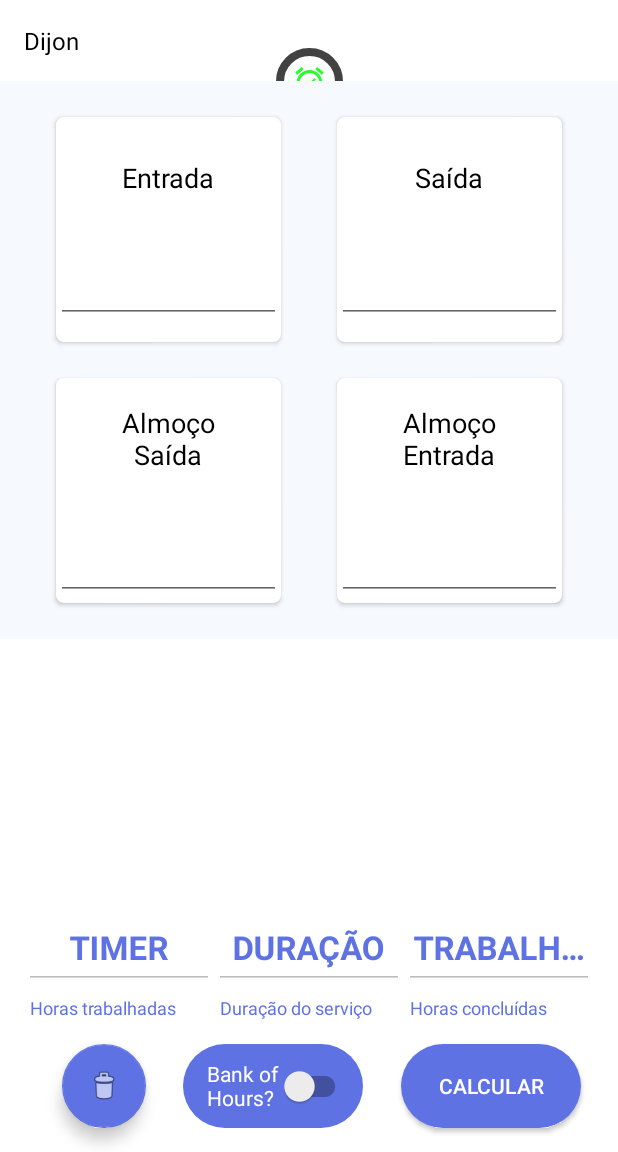
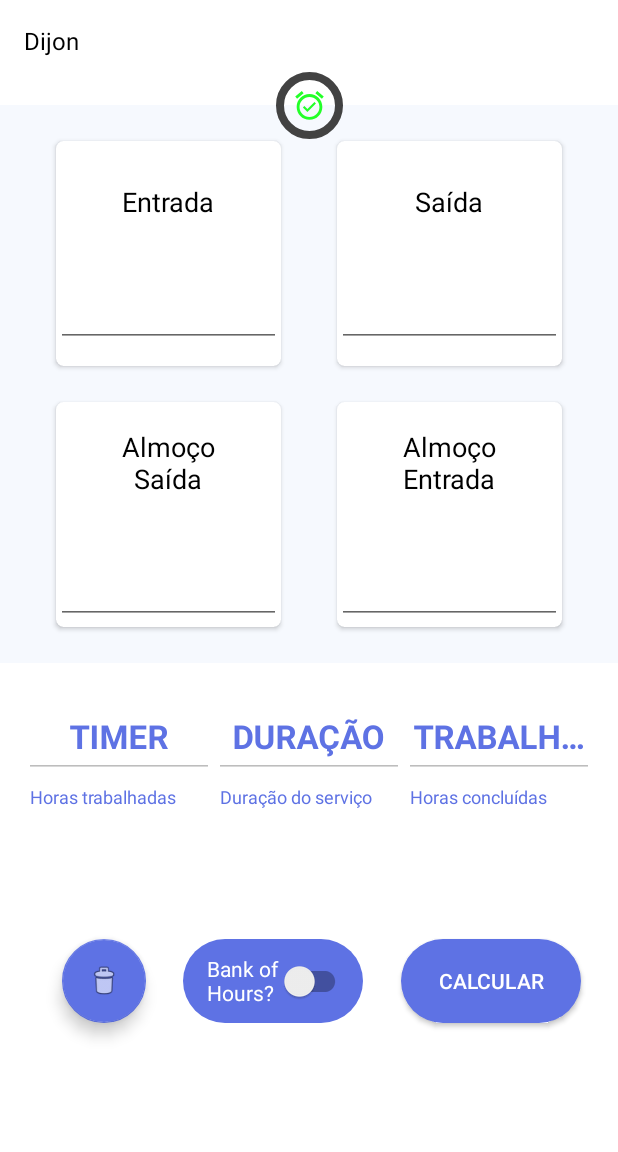
Before and after one commit to dijoncavalcante/vazare, an Android app: the screen it shows after launch (MainActivity), on a phone screen of 412 x 824 dp, the part 84-1236 px from its top. Run offline under Robolectric (Android 15) with nearby library versions, the phone set to English and light mode, and no system bars.

Commit message:
chore: remove widgets unuseds

```diff
--- a/app/src/main/res/layout/vazare_main.xml
+++ b/app/src/main/res/layout/vazare_main.xml
@@ -26,20 +26,8 @@
             android:textStyle="bold" />
     </androidx.appcompat.widget.Toolbar>
 
-    <!--    <TextView-->
-    <!--        android:id="@+id/textview_hello"-->
-    <!--        android:layout_width="wrap_content"-->
-    <!--        android:layout_height="wrap_content"-->
-    <!--        android:layout_marginStart="16dp"-->
-    <!--        android:layout_marginTop="16dp"-->
-    <!--        android:text="@string/hello_label"-->
-    <!--        android:textColor="@android:color/black"-->
-    <!--        android:textSize="8sp"-->
-    <!--        app:layout_constraintStart_toStartOf="parent"-->
-    <!--        app:layout_constraintTop_toBottomOf="@id/main_toolbar" />-->
-
     <TextView
-        android:id="@+id/textView_name"
+        android:id="@+id/tv_name"
         android:layout_width="wrap_content"
         android:layout_height="wrap_content"
         android:layout_marginStart="16dp"
@@ -52,21 +40,17 @@
         app:layout_constraintStart_toStartOf="parent"
         app:layout_constraintTop_toBottomOf="@id/main_toolbar" />
 
-    <!--    <com.google.android.material.imageview.ShapeableImageView-->
-    <!--        android:id="@+id/iv_face"-->
-    <!--        style="@style/ImageViewShapeable"-->
-    <!--        android:layout_marginTop="20dp"-->
-    <!--        android:layout_marginEnd="16dp"-->
-    <!--        android:adjustViewBounds="true"-->
-    <!--        android:contentDescription="@string/face_description"-->
-    <!--        android:src="@drawable/ic_face_test"-->
-    <!--        app:layout_constraintBottom_toBottomOf="@+id/textView_name"-->
-    <!--        app:layout_constraintBottom_toTopOf="@id/fragment_home_hour"-->
-    <!--        app:layout_constraintEnd_toEndOf="parent"-->
-    <!--        app:layout_constraintTop_toBottomOf="@id/main_toolbar"-->
-    <!--        app:shapeAppearanceOverlay="@style/Circular"-->
-    <!--        app:strokeColor="@color/colorAzul"-->
-    <!--        app:strokeWidth="5dp" />-->
+    <include
+        android:id="@+id/fragment_home_hour"
+        layout="@layout/fragment_home_hour"
+        android:layout_width="0dp"
+        android:layout_height="wrap_content"
+        android:layout_marginTop="16dp"
+        android:layout_marginBottom="16dp"
+        app:layout_constraintBottom_toTopOf="@id/tv_duration"
+        app:layout_constraintEnd_toEndOf="parent"
+        app:layout_constraintTop_toBottomOf="@id/tv_name"
+        app:layout_constraintStart_toStartOf="parent" />
 
     <com.google.android.material.imageview.ShapeableImageView
         android:id="@+id/iv_div1"
@@ -82,17 +66,6 @@
         app:shapeAppearanceOverlay="@style/Circular"
         app:strokeColor="@color/cardview_dark_background"
         app:strokeWidth="5dp" />
-
-    <include
-        android:id="@+id/fragment_home_hour"
-        layout="@layout/fragment_home_hour"
-        android:layout_width="0dp"
-        android:layout_height="wrap_content"
-        android:layout_marginTop="16dp"
-        android:layout_marginBottom="16dp"
-        app:layout_constraintBottom_toTopOf="@id/tv_duration"
-        app:layout_constraintEnd_toEndOf="parent"
-        app:layout_constraintStart_toStartOf="parent" />
 
     <com.google.android.material.textfield.TextInputLayout
         android:id="@+id/tv_countdown_timer"
```
